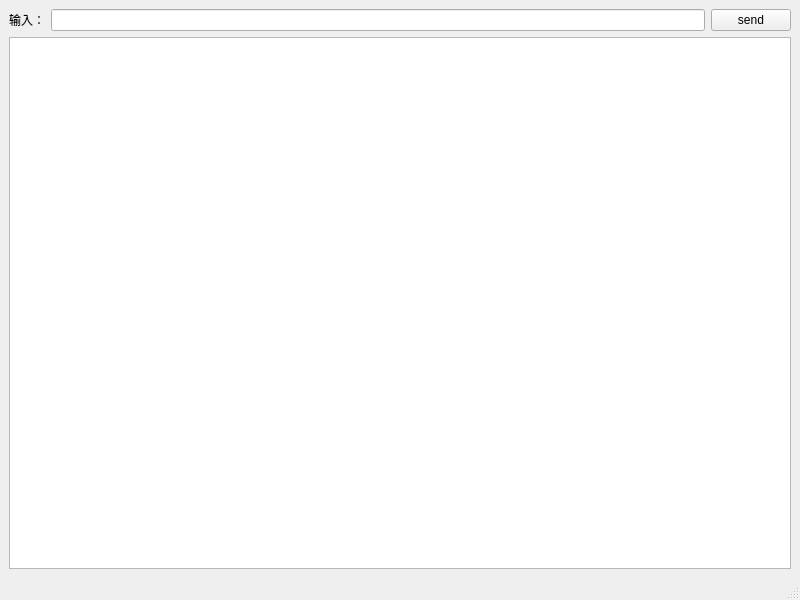
This is src/serialNetTools/qt_ui/mainwindow.ui in libuedu/CmakeStudy as Qt 5 draws it before an edit. The edited form follows.
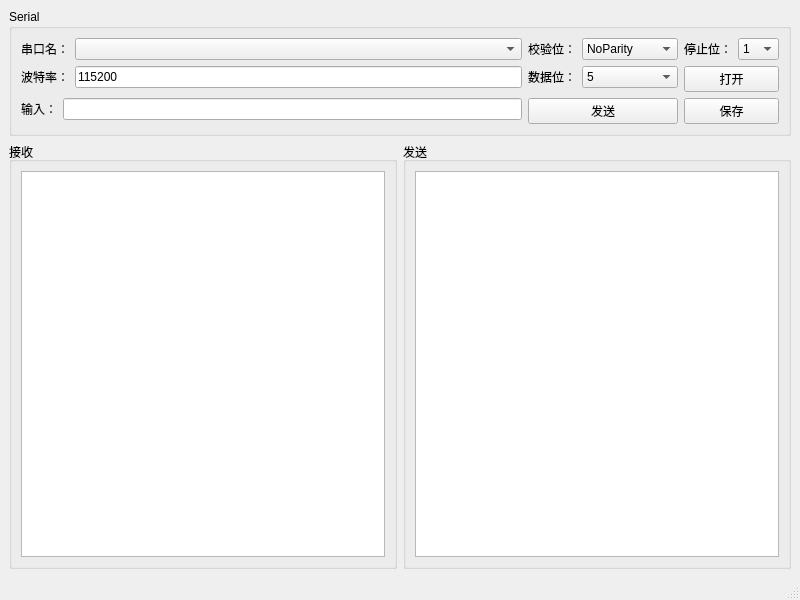
This is the edited form.

Commit message: [Qt UI布局与串口模块优化] 通过init添加延迟初始化方法，提高鲁棒性，改进了当前的qtui布局，具体逻辑还未修改。

Patch:
```diff
--- a/src/serialNetTools/qt_ui/mainwindow.ui
+++ b/src/serialNetTools/qt_ui/mainwindow.ui
@@ -14,30 +14,230 @@
    <string>MainWindow</string>
   </property>
   <widget class="QWidget" name="centralwidget">
-   <layout class="QGridLayout" name="gridLayout">
+   <layout class="QGridLayout" name="gridLayout_5">
     <item row="0" column="0">
-     <layout class="QHBoxLayout" name="horizontalLayout">
-      <item>
-       <widget class="QLabel" name="label">
-        <property name="text">
-         <string>输入：</string>
-        </property>
-       </widget>
-      </item>
-      <item>
-       <widget class="QLineEdit" name="lineEdit_input"/>
-      </item>
-      <item>
-       <widget class="QPushButton" name="pushButton_send">
-        <property name="text">
-         <string>send</string>
-        </property>
-       </widget>
-      </item>
-     </layout>
+     <widget class="QGroupBox" name="groupBox_3">
+      <property name="title">
+       <string>Serial</string>
+      </property>
+      <layout class="QGridLayout" name="gridLayout_3">
+       <item row="0" column="0">
+        <layout class="QFormLayout" name="formLayout_2">
+         <item row="0" column="0">
+          <widget class="QLabel" name="label">
+           <property name="text">
+            <string>串口名：</string>
+           </property>
+          </widget>
+         </item>
+         <item row="0" column="1">
+          <widget class="QComboBox" name="comboBox_serialName"/>
+         </item>
+        </layout>
+       </item>
+       <item row="0" column="3" colspan="2">
+        <layout class="QFormLayout" name="formLayout_7">
+         <item row="0" column="0">
+          <widget class="QLabel" name="label_6">
+           <property name="text">
+            <string>停止位：</string>
+           </property>
+          </widget>
+         </item>
+         <item row="0" column="1">
+          <widget class="QComboBox" name="comboBox_stopBit">
+           <item>
+            <property name="text">
+             <string>1</string>
+            </property>
+           </item>
+           <item>
+            <property name="text">
+             <string>2</string>
+            </property>
+           </item>
+           <item>
+            <property name="text">
+             <string>3</string>
+            </property>
+           </item>
+           <item>
+            <property name="text">
+             <string>-1</string>
+            </property>
+           </item>
+          </widget>
+         </item>
+        </layout>
+       </item>
+       <item row="0" column="1" colspan="2">
+        <layout class="QFormLayout" name="formLayout_6">
+         <item row="0" column="0">
+          <widget class="QLabel" name="label_5">
+           <property name="text">
+            <string>校验位：</string>
+           </property>
+          </widget>
+         </item>
+         <item row="0" column="1">
+          <widget class="QComboBox" name="comboBox_checkData">
+           <item>
+            <property name="text">
+             <string>NoParity</string>
+            </property>
+           </item>
+           <item>
+            <property name="text">
+             <string>EvenParity</string>
+            </property>
+           </item>
+           <item>
+            <property name="text">
+             <string>OddParity</string>
+            </property>
+           </item>
+           <item>
+            <property name="text">
+             <string>SpaceParity</string>
+            </property>
+           </item>
+           <item>
+            <property name="text">
+             <string>MarkParity</string>
+            </property>
+           </item>
+           <item>
+            <property name="text">
+             <string>-1</string>
+            </property>
+           </item>
+          </widget>
+         </item>
+        </layout>
+       </item>
+       <item row="1" column="0">
+        <layout class="QFormLayout" name="formLayout_9">
+         <item row="0" column="0">
+          <widget class="QLabel" name="label_8">
+           <property name="text">
+            <string>波特率：</string>
+           </property>
+          </widget>
+         </item>
+         <item row="0" column="1">
+          <widget class="QLineEdit" name="lineEdit_baudRate">
+           <property name="text">
+            <string>115200</string>
+           </property>
+          </widget>
+         </item>
+        </layout>
+       </item>
+       <item row="1" column="1" colspan="2">
+        <layout class="QFormLayout" name="formLayout_8">
+         <item row="0" column="0">
+          <widget class="QLabel" name="label_7">
+           <property name="text">
+            <string>数据位：</string>
+           </property>
+          </widget>
+         </item>
+         <item row="0" column="1">
+          <widget class="QComboBox" name="comboBox_dataBit">
+           <item>
+            <property name="text">
+             <string>5</string>
+            </property>
+           </item>
+           <item>
+            <property name="text">
+             <string>6</string>
+            </property>
+           </item>
+           <item>
+            <property name="text">
+             <string>7</string>
+            </property>
+           </item>
+           <item>
+            <property name="text">
+             <string>8</string>
+            </property>
+           </item>
+           <item>
+            <property name="text">
+             <string>-1</string>
+            </property>
+           </item>
+          </widget>
+         </item>
+        </layout>
+       </item>
+       <item row="1" column="3" colspan="2">
+        <widget class="QPushButton" name="pushButton_serial_open">
+         <property name="text">
+          <string>打开</string>
+         </property>
+        </widget>
+       </item>
+       <item row="2" column="3" colspan="2">
+        <widget class="QPushButton" name="pushButton_serial_save">
+         <property name="text">
+          <string>保存</string>
+         </property>
+        </widget>
+       </item>
+       <item row="2" column="0">
+        <layout class="QFormLayout" name="formLayout_10">
+         <item row="0" column="0">
+          <widget class="QLabel" name="label_9">
+           <property name="text">
+            <string>输入：</string>
+           </property>
+          </widget>
+         </item>
+         <item row="0" column="1">
+          <widget class="QLineEdit" name="lineEdit_serial_input"/>
+         </item>
+        </layout>
+       </item>
+       <item row="2" column="1" colspan="2">
+        <widget class="QPushButton" name="pushButton_serial_send">
+         <property name="text">
+          <string>发送</string>
+         </property>
+        </widget>
+       </item>
+      </layout>
+     </widget>
     </item>
     <item row="1" column="0">
-     <widget class="QTextEdit" name="textEdit_sub"/>
+     <layout class="QGridLayout" name="gridLayout_4">
+      <item row="0" column="0">
+       <widget class="QGroupBox" name="groupBox">
+        <property name="title">
+         <string>接收</string>
+        </property>
+        <layout class="QGridLayout" name="gridLayout">
+         <item row="0" column="0">
+          <widget class="QTextEdit" name="textEdit_sub"/>
+         </item>
+        </layout>
+       </widget>
+      </item>
+      <item row="0" column="1">
+       <widget class="QGroupBox" name="groupBox_2">
+        <property name="title">
+         <string>发送</string>
+        </property>
+        <layout class="QGridLayout" name="gridLayout_2">
+         <item row="0" column="0">
+          <widget class="QTextEdit" name="textEdit_send"/>
+         </item>
+        </layout>
+       </widget>
+      </item>
+     </layout>
     </item>
    </layout>
   </widget>
```
Left out of the diff: 2 changed lines with no effect on the pictures. The commit also changes 4 other files.
